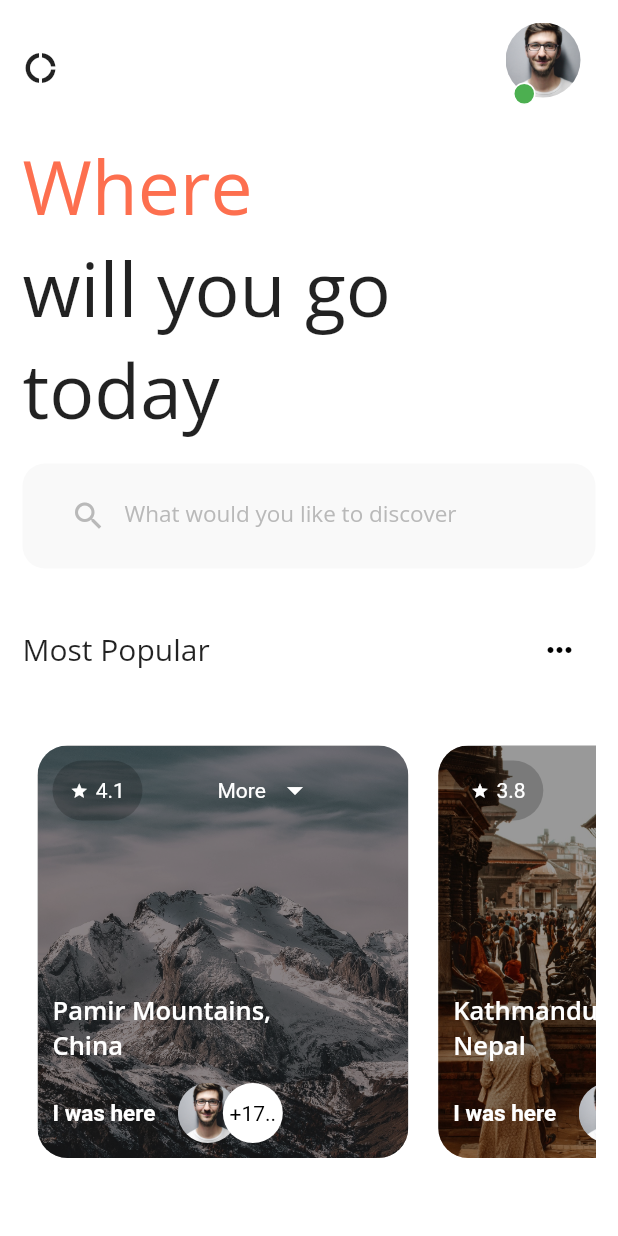
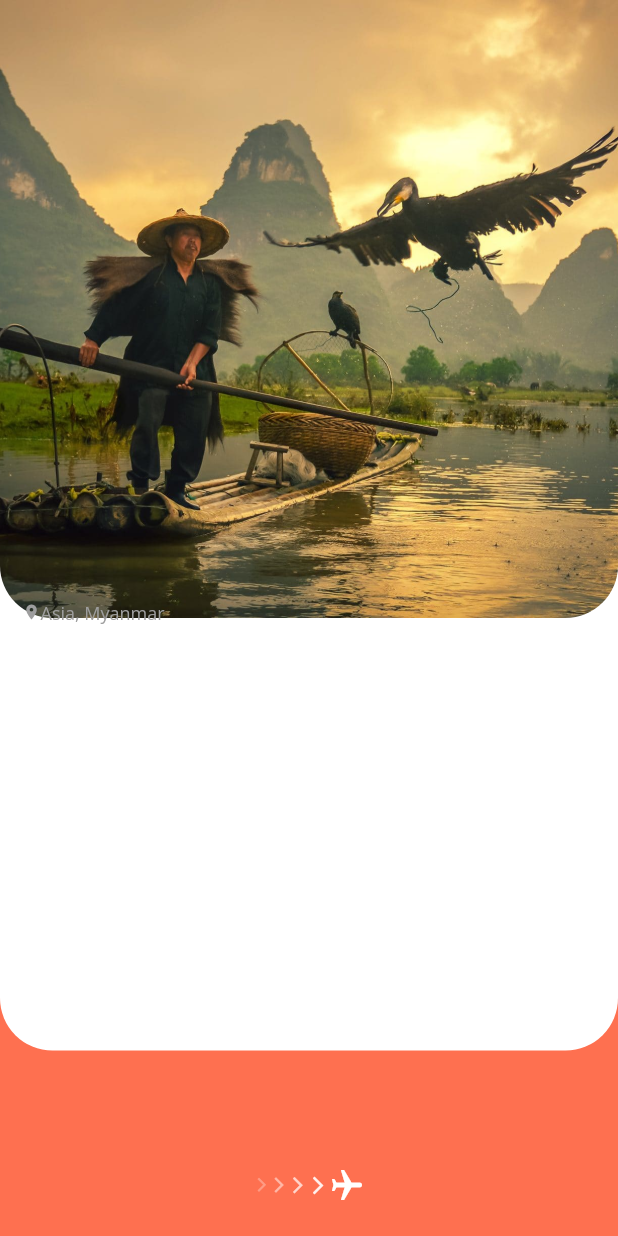
Before and after one commit to Presheda/ui_collection, a Flutter app: the TravelMasterMain screen opened directly, after a tap on "4.1", on a phone screen of 412 x 824 dp. Run offline on Flutter 3.47's test engine with Material 2 defaults, Android fonts, the phone set to English and light mode, and no system bars; our stand-ins replace flutter_icons, google_fonts, smooth_star_rating; Roboto replaces fonts that are missing (Opensans).

Commit message:
travel app commit 2

```diff
--- a/lib/main.dart
+++ b/lib/main.dart
@@ -18,6 +18,7 @@ class MyApp extends StatelessWidget {
   @override
   Widget build(BuildContext context) {
     return MaterialApp(
+      debugShowCheckedModeBanner: false,
       title: 'Flutter Demo',
       theme: ThemeData(
         primarySwatch: Colors.blue,
--- /dev/null
+++ b/lib/travel_master/detail_page.dart
@@ -0,0 +1,117 @@
+import 'package:flutter/material.dart';
+import 'package:google_fonts/google_fonts.dart';
+
+class DetailPage extends StatelessWidget {
+  @override
+  Widget build(BuildContext context) {
+    double screenHeight = MediaQuery.of(context).size.height;
+    double screenWidth = MediaQuery.of(context).size.width;
+
+    return Scaffold(
+      body: Stack(
+        children: <Widget>[
+          Container(
+            height: screenHeight,
+            color: Color(0xFFFE7050),
+          ),
+          Positioned(
+            bottom: 22,
+            child: Container(
+              width: screenWidth,
+              child: Row(
+                mainAxisAlignment: MainAxisAlignment.center,
+                children: <Widget>[
+                  Icon(
+                    Icons.arrow_forward_ios,
+                    color: Colors.white.withOpacity(0.3),
+                    size: 11,
+                  ),
+                  Icon(
+                    Icons.arrow_forward_ios,
+                    color: Colors.white.withOpacity(0.5),
+                    size: 12,
+                  ),
+                  Icon(
+                    Icons.arrow_forward_ios,
+                    color: Colors.white.withOpacity(0.7),
+                    size: 13,
+                  ),
+                  Icon(
+                    Icons.arrow_forward_ios,
+                    color: Colors.white.withOpacity(0.9),
+                    size: 14,
+                  ),
+                  RotatedBox(
+                    quarterTurns: 1,
+                    child: Icon(
+                      Icons.local_airport,
+                      color: Colors.white,
+                    ),
+                  )
+                ],
+              ),
+            ),
+          ),
+          Container(
+            height: screenHeight * 0.85,
+            decoration: BoxDecoration(
+                borderRadius: BorderRadius.only(
+                    bottomLeft: Radius.circular(35),
+                    bottomRight: Radius.circular(35)),
+                color: Colors.white),
+          ),
+          Container(
+              height: screenHeight * 0.5,
+              decoration: BoxDecoration(
+                borderRadius: BorderRadius.only(
+                    bottomLeft: Radius.circular(35),
+                    bottomRight: Radius.circular(35)),
+                image: DecorationImage(
+                    image: AssetImage("assets/fishing.jpg"), fit: BoxFit.cover),
+              )),
+
+           Positioned(
+             top: 400,
+             child: Column(
+               crossAxisAlignment: CrossAxisAlignment.start,
+               children: <Widget>[
+                 Padding(
+                   padding: EdgeInsets.only(left: 15),
+                   child: Container(
+                     width: screenWidth - 35,
+                     child: Row(
+                       mainAxisAlignment: MainAxisAlignment.spaceBetween,
+                       children: <Widget>[
+                         Column(
+                           crossAxisAlignment: CrossAxisAlignment.start,
+                           children: <Widget>[
+                             Row(
+                               children: <Widget>[
+                                 Icon(Icons.location_on, size: 12,
+                                   color: Colors.grey,),
+                                 Text("Asia, Myanmar", style: GoogleFonts.openSans(
+                                     fontSize: 12,
+                                     color: Colors.grey
+                                 ),),
+
+                               ],
+                             ),
+
+                             SizedBox(
+                               height: 7,
+                             ),
+
+                           ],
+                         )
+                       ],
+                     ),
+                   ),
+                 )
+               ],
+             ),
+           )
+        ],
+      ),
+    );
+  }
+}
--- a/lib/travel_master/travel_master_main.dart
+++ b/lib/travel_master/travel_master_main.dart
@@ -1,6 +1,7 @@
 import 'package:flutter/cupertino.dart';
 import 'package:flutter/material.dart';
 import 'package:google_fonts/google_fonts.dart';
+import 'package:uicollection/travel_master/detail_page.dart';
 
 class TravelMasterMain extends StatefulWidget {
   @override
@@ -151,7 +152,11 @@ class _TravelMasterMainState extends State<TravelMasterMain> {
     return Padding(
       padding: const EdgeInsets.all(10.0),
       child: InkWell(
-        onTap: () {},
+        onTap: () {
+          Navigator.of(context).push(
+            MaterialPageRoute(builder: (c)=> DetailPage())
+          );
+        },
         child: Stack(
           children: <Widget>[
             Container(
@@ -169,6 +174,8 @@ class _TravelMasterMainState extends State<TravelMasterMain> {
                   borderRadius: BorderRadius.circular(20),
                   color: Colors.black.withOpacity(0.4)),
             ),
+
+
 
             Positioned(
               top: 10.0,
@@ -221,9 +228,10 @@ class _TravelMasterMainState extends State<TravelMasterMain> {
             ),
 
 
-            Positioned(
-                top: 225.0,
-                left: 10.0,
+            Align(
+              alignment: Alignment.bottomLeft,
+                child: Padding(
+                  padding: const EdgeInsets.all(15.0),
                   child: Row(children: [
                     Text('I was here',
                         style: TextStyle(
@@ -261,7 +269,8 @@ class _TravelMasterMainState extends State<TravelMasterMain> {
                         )
                       ],
                     )
-                ]))
+                  ]),
+                ))
 
 
           ],
```
Lines whose indentation alone changed are shown as unchanged.
